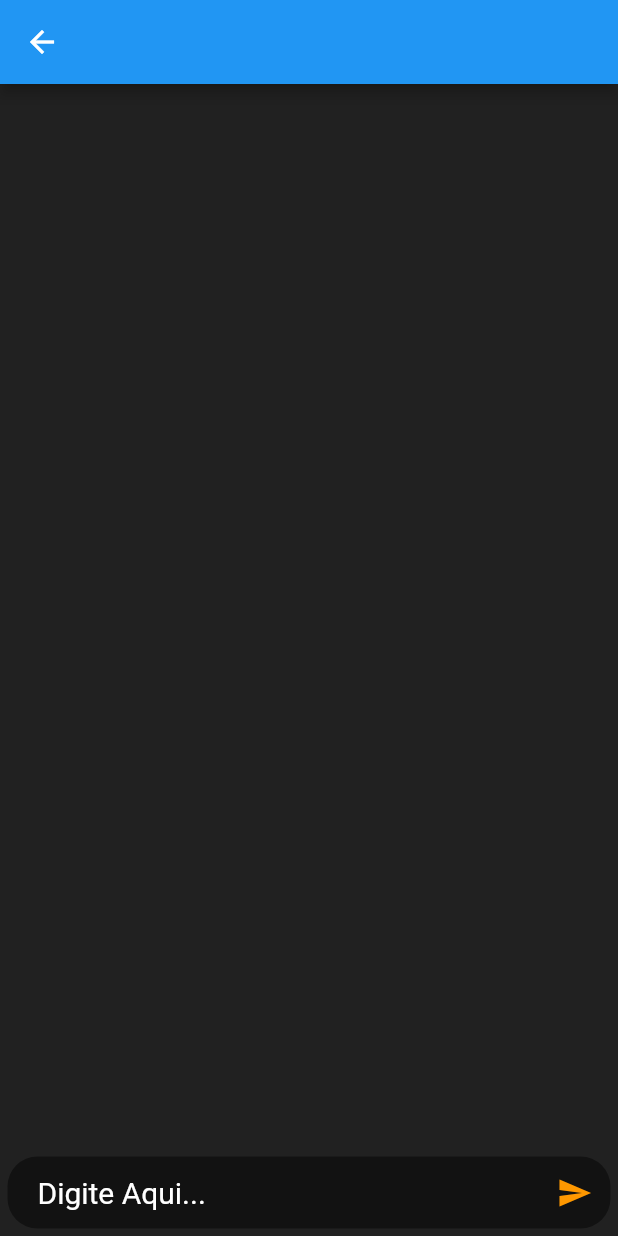
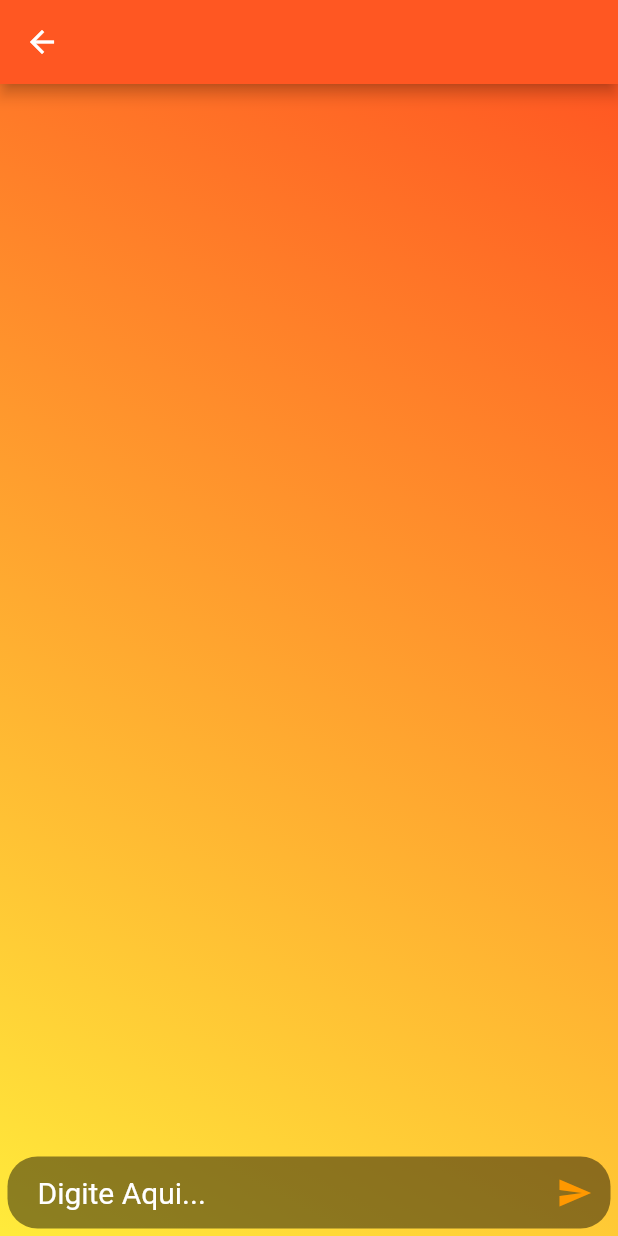
Before and after one commit to joelfelipe338/club_do_livro, a Flutter app: the ChatPage screen opened directly, on a phone screen of 412 x 824 dp. Run offline on Flutter 3.47's test engine with Material 2 defaults, Android fonts, the phone set to English and light mode, and no system bars; our stand-ins replace cloud_firestore, firebase_core; accounts and stored records are empty.

Commit message:
colocando cor

```diff
--- a/lib/main.dart
+++ b/lib/main.dart
@@ -3,6 +3,10 @@ import 'package:flutter/material.dart';
 import 'package:firebase_core/firebase_core.dart';
 
 void main() async {
+
+  WidgetsFlutterBinding.ensureInitialized();
+  await Firebase.initializeApp();
+
   runApp(MaterialApp(
     debugShowCheckedModeBanner: false,
     theme: ThemeData(
@@ -10,5 +14,5 @@ void main() async {
     ),
     home: LoginPage(),
   ));
-  await Firebase.initializeApp();
+
 }
--- a/lib/pages/chatpage/chat_page.dart
+++ b/lib/pages/chatpage/chat_page.dart
@@ -5,8 +5,8 @@ import 'package:flutter/material.dart';
 
 class ChatPage extends StatefulWidget {
 
-  final String? userId;
-  final String? chatRoomID;
+  final String userId;
+  final String chatRoomID;
   final String userName;
 
   ChatPage({this.userId, this.chatRoomID, this.userName = ""});
@@ -24,12 +24,24 @@ class _ChatPageState extends State<ChatPage> {
   Widget build(BuildContext context) {
     return Scaffold(
       appBar: AppBar(
+        backgroundColor: Colors.deepOrange,
         title:  Text(widget.userName),
+        centerTitle: true,
       ),
       body: Stack(
         children: <Widget>[
           Container(
-            color: Colors.black87,
+            height: double.infinity,
+            decoration: BoxDecoration(
+                gradient: LinearGradient(
+                  begin: Alignment.topRight,
+                  end: Alignment.bottomLeft,
+                  colors: [
+                    Colors.deepOrange,
+                    Colors.yellow,
+                  ],
+                )
+            ),
           ),
           Column(
             children: <Widget>[
@@ -46,7 +58,7 @@ class _ChatPageState extends State<ChatPage> {
                         );
                       default:
                         List<DocumentSnapshot> documents =
-                        snapshot.data!.docs.reversed.toList();
+                        snapshot.data.docs.reversed.toList();
 
                         return ListView.builder(
                           itemCount: documents.length,
--- a/lib/widgets/chat_message.dart
+++ b/lib/widgets/chat_message.dart
@@ -4,7 +4,7 @@ import 'package:flutter/rendering.dart';
 
 class ChatMessage extends StatelessWidget {
   final Map<String, dynamic> data;
-  final String? userId;
+  final String userId;
   ChatMessage(this.data, this.userId);
 
   @override
@@ -19,7 +19,7 @@ class ChatMessage extends StatelessWidget {
       children: <Widget>[
         Card(
             elevation: 1,
-            color: Colors.black38,
+            color: Colors.deepOrange,
             shape: RoundedRectangleBorder(
                 borderRadius:BorderRadius.only(
                     topLeft: Radius.circular(10.0),
@@ -62,7 +62,7 @@ class ChatMessage extends StatelessWidget {
                         child: Row(
                           children: [
                             Text(data["hours"] ?? "12:12",
-                              style: TextStyle(color:Colors.grey, fontSize: 13),
+                              style: TextStyle(color:Colors.black54, fontSize: 13),
                             )
                           ],
                         ))
```
Also changed, not shown: lib/pages/cadasto/singup_page.dart (+4 -4 lines), lib/pages/home/home_page.dart (+14 -5 lines), lib/pages/login/login_page.dart (+17 -3 lines), lib/pages/perfil/perfil_page.dart (+7 -7 lines), lib/widgets/custom_input.dart (+8 -6 lines), pubspec.yaml (+4 -4 lines), pubspec.lock, 3 other files.
